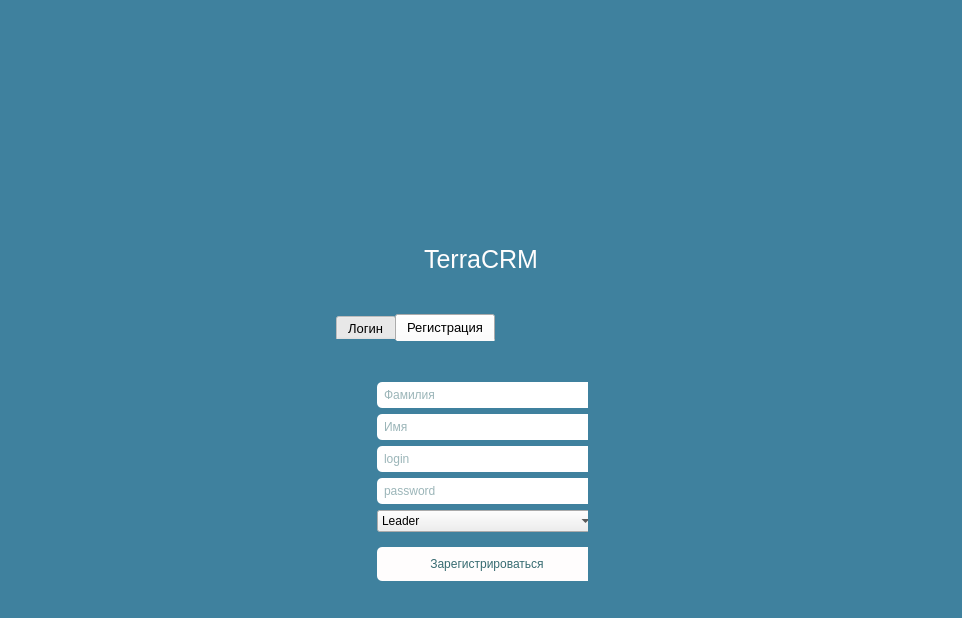
First picture: the form in LoginWindow.ui, repository Barnaga/TerraCRM, before the edit.
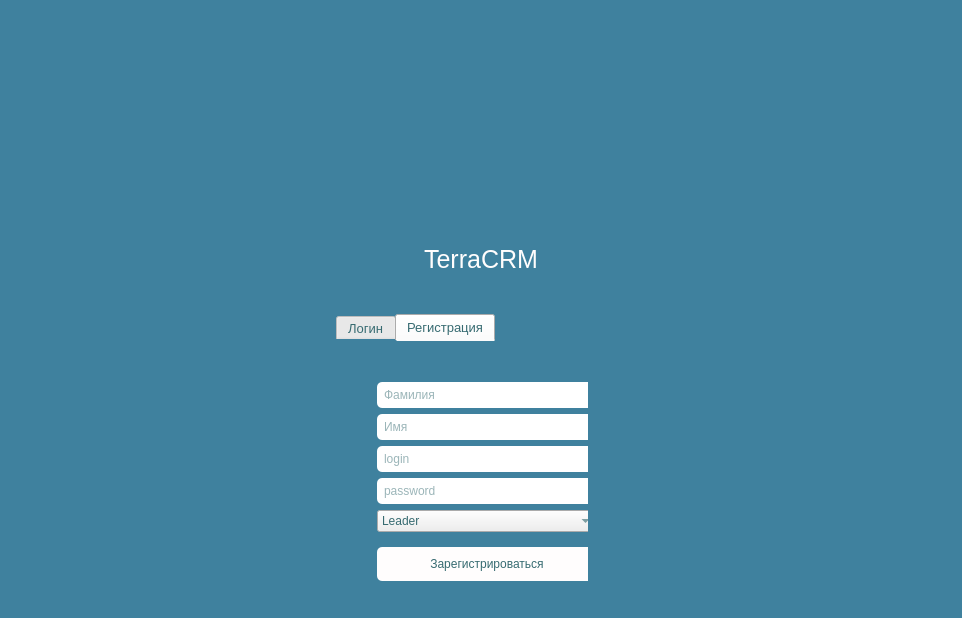
Second picture: the form after the edit. The open tabs and pages were chosen to show the change.

```diff
--- a/LoginWindow.ui
+++ b/LoginWindow.ui
@@ -20,8 +20,12 @@
 .QTabWidget::pane {
 	color: rgb(255, 255, 253);
 }
+QTabBar::tab {
+			color: rgb(55, 107, 113);
+}
 .QTabWidget::tab-bar {
         left: 5px;
+
 }
  .QLabel {
 	font-size: 25px;
@@ -37,7 +41,9 @@
 	border-radius: 5px;
 	padding: 10px 10px;
 }
-
+QComboBox {
+	color: rgb(55, 107, 113);
+}
 .QLineEdit {
 	padding: 5px;
 	border-radius:5px;
@@ -317,7 +323,7 @@
          <attribute name="title">
           <string>Регистрация</string>
          </attribute>
-         <widget class="QWidget" name="">
+         <widget class="QWidget" name="layoutWidget">
           <property name="geometry">
            <rect>
             <x>35</x>
```
